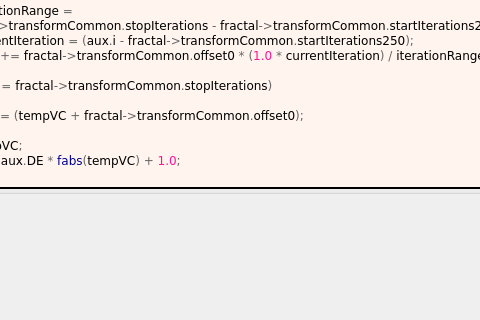
This is mandelbulber2/formula/ui/transf_scale_vary_v1.ui in buddhi1980/mandelbulber2 as Qt 5 draws it before an edit; both pictures show x 83 to 563 and y 308 to 628 of the 934 by 628 pixel window. The edited form follows.
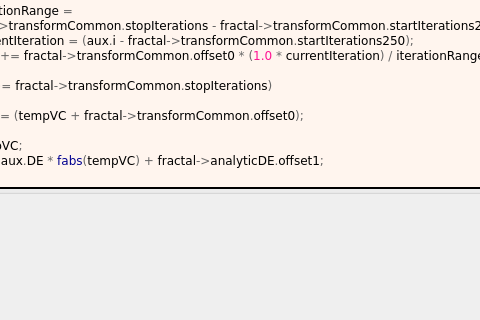
This is the edited form. Custom widgets are drawn as their Qt base class.

```diff
--- a/mandelbulber2/formula/ui/transf_scale_vary_v1.ui
+++ b/mandelbulber2/formula/ui/transf_scale_vary_v1.ui
@@ -247,7 +247,7 @@
         </property>
         <property name="text">
          <string notr="true">&lt;body style=&quot;background-color:#fff5ee&quot;&gt;
-&lt;pre style=&quot;color:#000000; background-color:#fff5ee;  font-family:'Courier New',monospace;&quot;&gt;&lt;span style=&quot;color:#2e8b57; font-weight:bold&quot;&gt;void&lt;/span&gt; &lt;span style=&quot;color:#00008f&quot;&gt;TransfScaleVaryV1Iteration&lt;/span&gt;&lt;span style=&quot;color:#676767&quot;&gt;(&lt;/span&gt;CVector4 &lt;span style=&quot;color:#676767&quot;&gt;&amp;amp;&lt;/span&gt;z&lt;span style=&quot;color:#676767&quot;&gt;,&lt;/span&gt; &lt;span style=&quot;color:#2e8b57; font-weight:bold&quot;&gt;const&lt;/span&gt; sFractal &lt;span style=&quot;color:#676767&quot;&gt;*&lt;/span&gt;fractal&lt;span style=&quot;color:#676767&quot;&gt;,&lt;/span&gt; sExtendedAux &lt;span style=&quot;color:#676767&quot;&gt;&amp;amp;&lt;/span&gt;aux&lt;span style=&quot;color:#676767&quot;&gt;)&lt;/span&gt;
+&lt;pre style=&quot;color:#000000; background-color:#fff5ee;  font-family:&#039;Courier New&#039;,monospace;&quot;&gt;&lt;span style=&quot;color:#2e8b57; font-weight:bold&quot;&gt;void&lt;/span&gt; &lt;span style=&quot;color:#00008f&quot;&gt;TransfScaleVaryV1Iteration&lt;/span&gt;&lt;span style=&quot;color:#676767&quot;&gt;(&lt;/span&gt;CVector4 &lt;span style=&quot;color:#676767&quot;&gt;&amp;amp;&lt;/span&gt;z&lt;span style=&quot;color:#676767&quot;&gt;,&lt;/span&gt; &lt;span style=&quot;color:#2e8b57; font-weight:bold&quot;&gt;const&lt;/span&gt; sFractal &lt;span style=&quot;color:#676767&quot;&gt;*&lt;/span&gt;fractal&lt;span style=&quot;color:#676767&quot;&gt;,&lt;/span&gt; sExtendedAux &lt;span style=&quot;color:#676767&quot;&gt;&amp;amp;&lt;/span&gt;aux&lt;span style=&quot;color:#676767&quot;&gt;)&lt;/span&gt;
 &lt;span style=&quot;color:#676767&quot;&gt;{&lt;/span&gt;
   &lt;span style=&quot;color:#2e8b57; font-weight:bold&quot;&gt;double&lt;/span&gt; tempVC &lt;span style=&quot;color:#676767&quot;&gt;=&lt;/span&gt; fractal&lt;span style=&quot;color:#676767&quot;&gt;-&amp;gt;&lt;/span&gt;transformCommon&lt;span style=&quot;color:#676767&quot;&gt;.&lt;/span&gt;scale&lt;span style=&quot;color:#676767&quot;&gt;;&lt;/span&gt; &lt;span style=&quot;color:#2929cc&quot;&gt;// constant to be varied&lt;/span&gt;
 
@@ -266,7 +266,7 @@
     tempVC &lt;span style=&quot;color:#676767&quot;&gt;= (&lt;/span&gt;tempVC &lt;span style=&quot;color:#676767&quot;&gt;+&lt;/span&gt; fractal&lt;span style=&quot;color:#676767&quot;&gt;-&amp;gt;&lt;/span&gt;transformCommon&lt;span style=&quot;color:#676767&quot;&gt;.&lt;/span&gt;offset0&lt;span style=&quot;color:#676767&quot;&gt;);&lt;/span&gt;
   &lt;span style=&quot;color:#676767&quot;&gt;}&lt;/span&gt;
   z &lt;span style=&quot;color:#676767&quot;&gt;*=&lt;/span&gt; tempVC&lt;span style=&quot;color:#676767&quot;&gt;;&lt;/span&gt;
-  aux&lt;span style=&quot;color:#676767&quot;&gt;.&lt;/span&gt;DE &lt;span style=&quot;color:#676767&quot;&gt;=&lt;/span&gt; aux&lt;span style=&quot;color:#676767&quot;&gt;.&lt;/span&gt;DE &lt;span style=&quot;color:#676767&quot;&gt;*&lt;/span&gt; &lt;span style=&quot;color:#00008f&quot;&gt;fabs&lt;/span&gt;&lt;span style=&quot;color:#676767&quot;&gt;(&lt;/span&gt;tempVC&lt;span style=&quot;color:#676767&quot;&gt;) +&lt;/span&gt; &lt;span style=&quot;color:#ff1493&quot;&gt;1.0&lt;/span&gt;&lt;span style=&quot;color:#676767&quot;&gt;;&lt;/span&gt;
+  aux&lt;span style=&quot;color:#676767&quot;&gt;.&lt;/span&gt;DE &lt;span style=&quot;color:#676767&quot;&gt;=&lt;/span&gt; aux&lt;span style=&quot;color:#676767&quot;&gt;.&lt;/span&gt;DE &lt;span style=&quot;color:#676767&quot;&gt;*&lt;/span&gt; &lt;span style=&quot;color:#00008f&quot;&gt;fabs&lt;/span&gt;&lt;span style=&quot;color:#676767&quot;&gt;(&lt;/span&gt;tempVC&lt;span style=&quot;color:#676767&quot;&gt;) +&lt;/span&gt; fractal&lt;span style=&quot;color:#676767&quot;&gt;-&amp;gt;&lt;/span&gt;analyticDE&lt;span style=&quot;color:#676767&quot;&gt;.&lt;/span&gt;offset1&lt;span style=&quot;color:#676767&quot;&gt;;&lt;/span&gt;
 &lt;span style=&quot;color:#676767&quot;&gt;}&lt;/span&gt;
 &lt;/pre&gt;
 &lt;/body&gt;</string>
```
Left out of the diff: 2 changed lines with no effect on the pictures.
